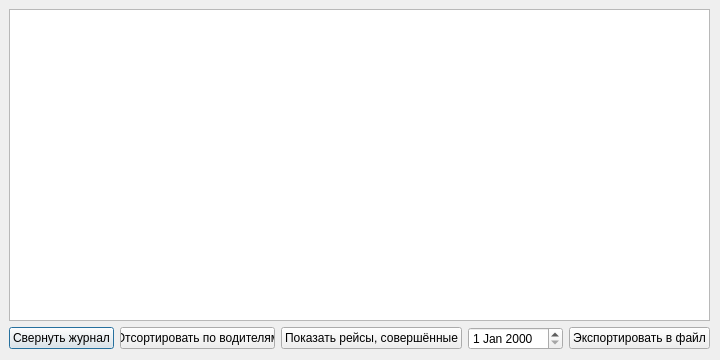
avasyutkin/term_2, file Qt/Lab_1/departurejournal.ui: the form before one commit.
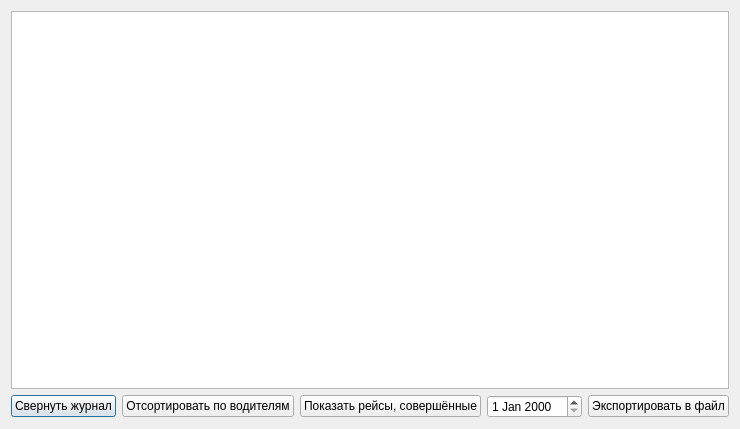
The form after the commit.

Commit message: небольшие изменения в дизайне

The edit to the form file:
```diff
--- a/Qt/Lab_1/departurejournal.ui
+++ b/Qt/Lab_1/departurejournal.ui
@@ -7,21 +7,14 @@
     <x>0</x>
     <y>0</y>
     <width>720</width>
-    <height>360</height>
+    <height>429</height>
    </rect>
   </property>
   <property name="windowTitle">
    <string>Журнал выезда</string>
   </property>
-  <widget class="QWidget" name="layoutWidget">
-   <property name="geometry">
-    <rect>
-     <x>9</x>
-     <y>9</y>
-     <width>701</width>
-     <height>341</height>
-    </rect>
-   </property>
+  <layout class="QGridLayout" name="gridLayout">
+   <item row="0" column="0">
    <layout class="QVBoxLayout" name="verticalLayout_2">
     <item>
      <layout class="QVBoxLayout" name="verticalLayout">
@@ -87,7 +80,8 @@
      </layout>
     </item>
    </layout>
-  </widget>
+   </item>
+  </layout>
  </widget>
  <resources/>
  <connections/>
```
Lines whose indentation alone changed are shown as unchanged. The commit also changes 4 other files.
